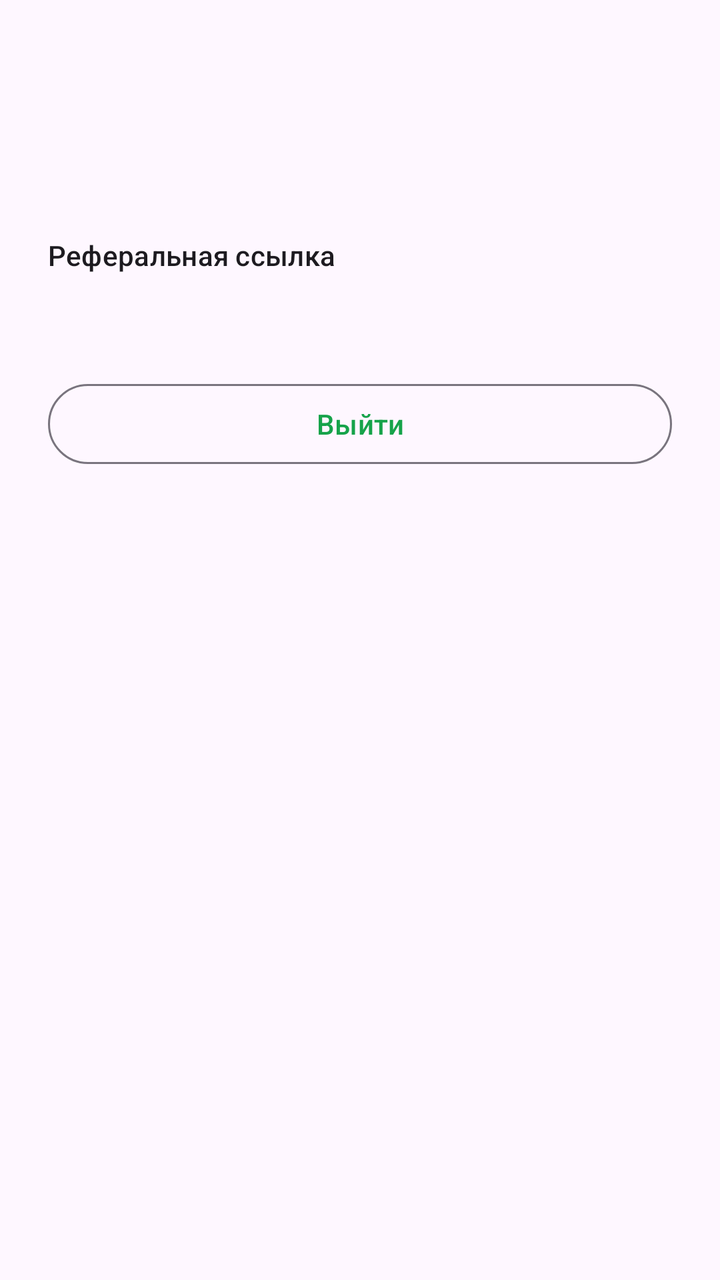
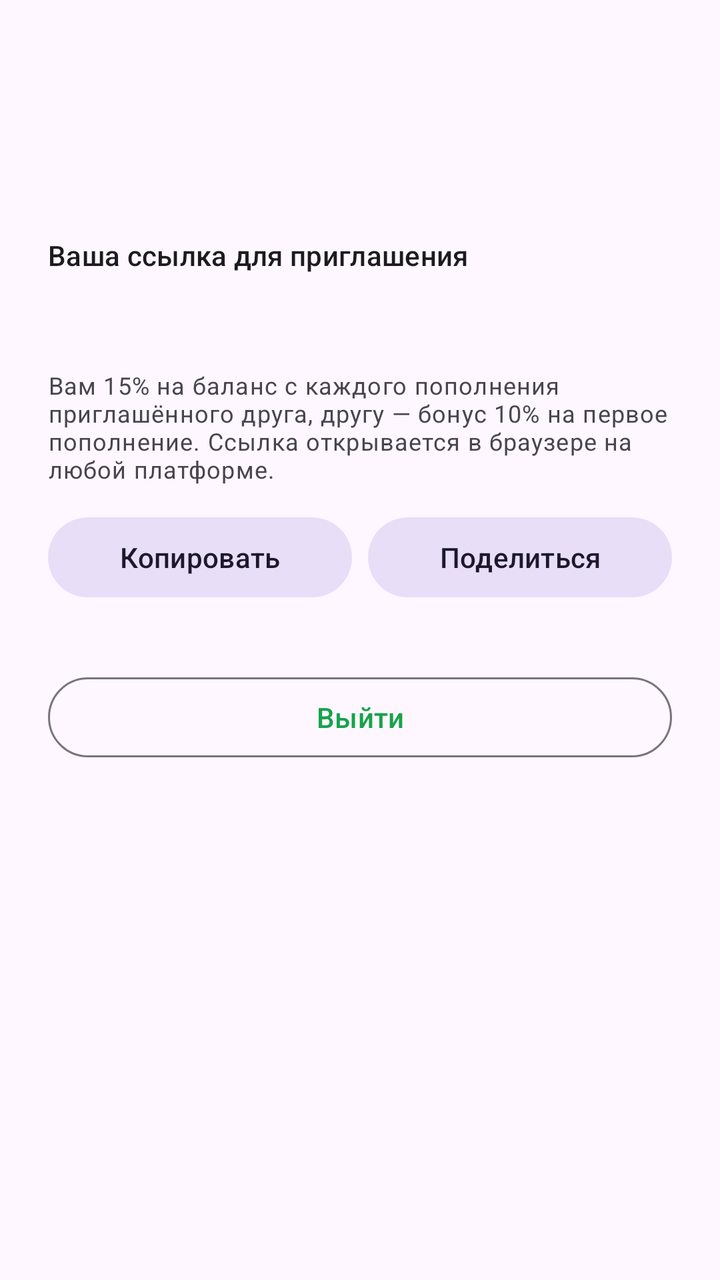

Two renders of the same Android screen: before a commit and after it. Below are the layout's source before the change and the commit's diff.
<!-- AndroidManifest.xml: application theme Theme.VpnApp -->
<!-- res/layout/fragment_profile.xml -->
<?xml version="1.0" encoding="utf-8"?>
<LinearLayout xmlns:android="http://schemas.android.com/apk/res/android"
    android:layout_width="match_parent"
    android:layout_height="match_parent"
    android:orientation="vertical"
    android:padding="24dp">

    <TextView
        android:id="@+id/emailText"
        android:layout_width="match_parent"
        android:layout_height="wrap_content"
        android:textAppearance="?attr/textAppearanceHeadlineSmall"
        android:layout_marginBottom="24dp" />

    <TextView
        android:id="@+id/balanceText"
        android:layout_width="match_parent"
        android:layout_height="wrap_content"
        android:textAppearance="?attr/textAppearanceTitleMedium"
        android:layout_marginBottom="16dp" />

    <TextView
        android:layout_width="match_parent"
        android:layout_height="wrap_content"
        android:text="@string/profile_referral"
        android:textAppearance="?attr/textAppearanceLabelLarge" />

    <TextView
        android:id="@+id/referralText"
        android:layout_width="match_parent"
        android:layout_height="wrap_content"
        android:textIsSelectable="true"
        android:layout_marginBottom="32dp" />

    <com.google.android.material.button.MaterialButton
        android:id="@+id/logoutButton"
        style="@style/Widget.Material3.Button.OutlinedButton"
        android:layout_width="match_parent"
        android:layout_height="wrap_content"
        android:text="@string/profile_logout" />

</LinearLayout>
<!-- resources referenced by this layout -->
<resources>
  <string name="profile_logout">Выйти</string>
  <string name="profile_referral">Реферальная ссылка</string>
  <style name="Theme.VpnApp" parent="Theme.Material3.DayNight.NoActionBar">
          <item name="colorPrimary">@color/brand_600</item>
          <item name="colorOnPrimary">@color/white</item>
          <item name="colorPrimaryContainer">@color/brand_100</item>
          <item name="colorOnPrimaryContainer">@color/brand_700</item>
          <item name="colorSecondary">@color/brand_500</item>
          <item name="colorSurface">@color/white</item>
          <item name="colorOnSurface">@color/dark_950</item>
          <item name="android:statusBarColor">?attr/colorSurface</item>
          <item name="android:windowLightStatusBar">true</item>
      </style>
  <color name="brand_600">#16A34A</color>
  <color name="white">#FFFFFF</color>
  <color name="brand_100">#DCFCE7</color>
  <color name="brand_700">#15803D</color>
  <color name="brand_500">#22C55E</color>
  <color name="dark_950">#060709</color>
</resources>

<!-- the commit's change to res/layout/fragment_profile.xml (unified diff, before → after) -->
@@ -29,8 +29,48 @@
         android:id="@+id/referralText"
         android:layout_width="match_parent"
         android:layout_height="wrap_content"
+        android:textIsSelectable="true" />
+
+    <TextView
+        android:id="@+id/referralCodeText"
+        android:layout_width="match_parent"
+        android:layout_height="wrap_content"
+        android:textAppearance="?attr/textAppearanceBodySmall"
         android:textIsSelectable="true"
-        android:layout_marginBottom="32dp" />
+        android:layout_marginTop="4dp" />
+
+    <TextView
+        android:layout_width="match_parent"
+        android:layout_height="wrap_content"
+        android:text="@string/profile_referral_desc"
+        android:textAppearance="?attr/textAppearanceBodySmall"
+        android:layout_marginTop="8dp" />
+
+    <LinearLayout
+        android:layout_width="match_parent"
+        android:layout_height="wrap_content"
+        android:orientation="horizontal"
+        android:layout_marginTop="12dp"
+        android:layout_marginBottom="32dp">
+
+        <com.google.android.material.button.MaterialButton
+            android:id="@+id/copyReferralButton"
+            style="@style/Widget.Material3.Button.TonalButton"
+            android:layout_width="0dp"
+            android:layout_weight="1"
+            android:layout_height="wrap_content"
+            android:layout_marginEnd="8dp"
+            android:text="@string/profile_referral_copy" />
+
+        <com.google.android.material.button.MaterialButton
+            android:id="@+id/shareReferralButton"
+            style="@style/Widget.Material3.Button.TonalButton"
+            android:layout_width="0dp"
+            android:layout_weight="1"
+            android:layout_height="wrap_content"
+            android:text="@string/profile_referral_share" />
+
+    </LinearLayout>
 
     <com.google.android.material.button.MaterialButton
         android:id="@+id/logoutButton"
<!-- resource entries referenced after the edit -->
@@ -1,7 +1,10 @@
 <!-- resources referenced by this layout -->
 <resources>
   <string name="profile_logout">Выйти</string>
-  <string name="profile_referral">Реферальная ссылка</string>
+  <string name="profile_referral">Ваша ссылка для приглашения</string>
+  <string name="profile_referral_copy">Копировать</string>
+  <string name="profile_referral_desc" formatted="false">Вам 15% на баланс с каждого пополнения приглашённого друга, другу — бонус 10% на первое пополнение. Ссылка открывается в браузере на любой платформе.</string>
+  <string name="profile_referral_share">Поделиться</string>
   <style name="Theme.VpnApp" parent="Theme.Material3.DayNight.NoActionBar">
           <item name="colorPrimary">@color/brand_600</item>
           <item name="colorOnPrimary">@color/white</item>
